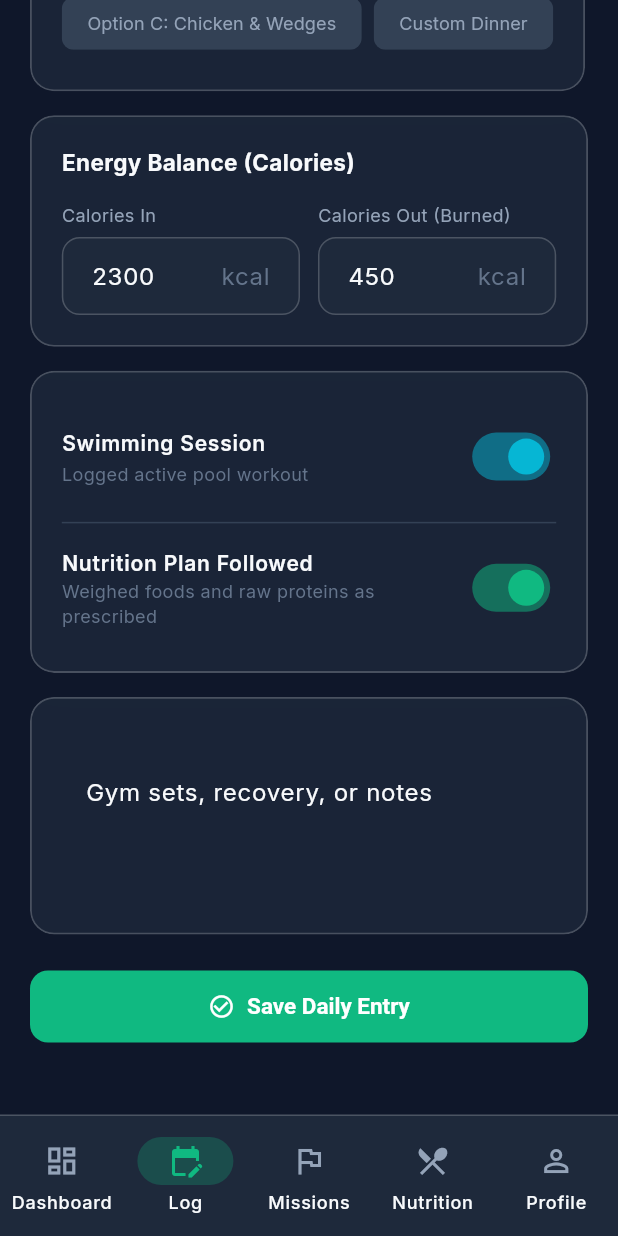
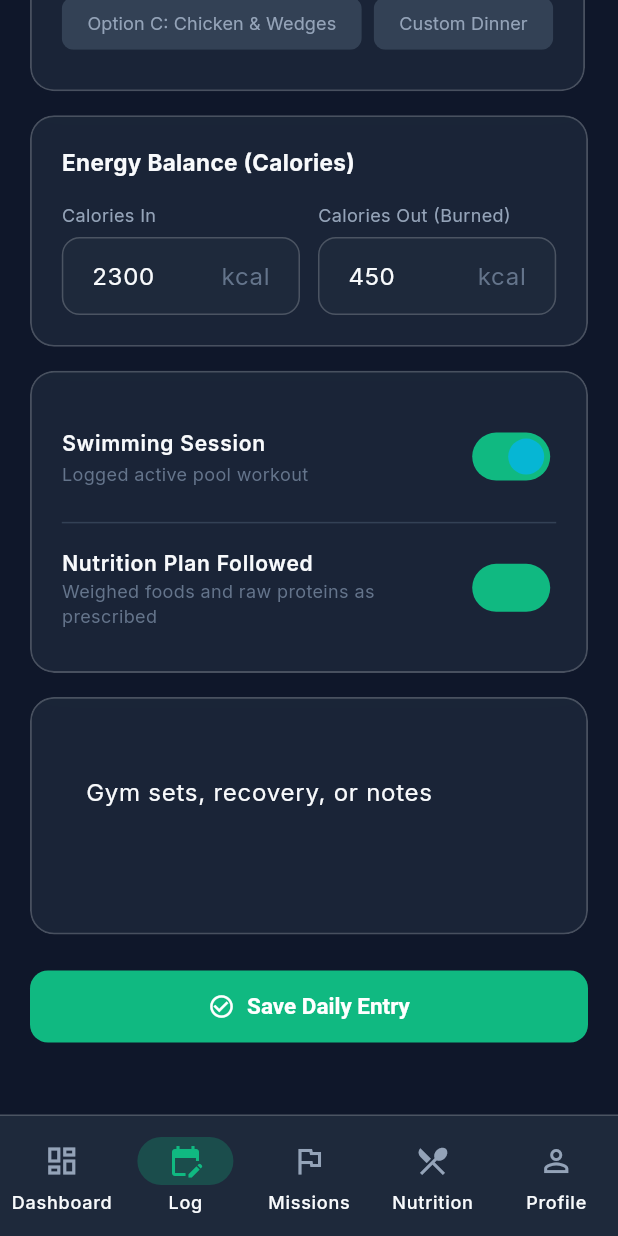
Before and after one commit to LiviuOloi/panda-fit, a Flutter app: the screen it shows after launch, item 2 of the bottom bar chosen, scrolled down 490 dp, on a phone screen of 412 x 824 dp. Run offline on Flutter 3.47's test engine with Material 3 defaults, Android fonts, the light colour scheme and no system bars; our stand-ins replace fl_chart, flutter_riverpod, google_fonts, supabase_flutter; accounts and stored records are empty.

Commit message:
fix(lint): resolve all static analysis issues to achieve 0 errors and 0 warnings

```diff
--- a/analysis_options.yaml
+++ b/analysis_options.yaml
@@ -9,6 +9,9 @@ analyzer:
     missing_required_param: error
     missing_return: error
     todo: ignore
+  exclude:
+    - build/**
+    - web/**
 
 linter:
   rules:
--- a/lib/core/network/supabase_client.dart
+++ b/lib/core/network/supabase_client.dart
@@ -25,6 +25,7 @@ class SupabaseService {
 
     await Supabase.initialize(
       url: finalUrl,
+      // ignore: deprecated_member_use
       anonKey: finalAnonKey,
       authOptions: const FlutterAuthClientOptions(
         authFlowType: AuthFlowType.pkce,
--- a/lib/core/theme/app_theme.dart
+++ b/lib/core/theme/app_theme.dart
@@ -53,7 +53,7 @@ class AppTheme {
           fontWeight: FontWeight.w600,
         ),
       ),
-      cardTheme: CardTheme(
+      cardTheme: CardThemeData(
         color: AppColors.surface,
         elevation: 0,
         shape: RoundedRectangleBorder(
--- a/lib/core/widgets/glass_card.dart
+++ b/lib/core/widgets/glass_card.dart
@@ -20,7 +20,7 @@ class GlassCard extends StatelessWidget {
 
   @override
   Widget build(BuildContext context) {
-    Widget content = ClipRRect(
+    final Widget content = ClipRRect(
       borderRadius: BorderRadius.circular(borderRadius),
       child: BackdropFilter(
         filter: ImageFilter.blur(sigmaX: 12, sigmaY: 12),
--- a/lib/core/widgets/panda_button.dart
+++ b/lib/core/widgets/panda_button.dart
@@ -43,7 +43,7 @@ class PandaButton extends StatelessWidget {
         break;
     }
 
-    Widget content = isLoading
+    final Widget content = isLoading
         ? const SizedBox(
             width: 20,
             height: 20,
--- a/lib/features/daily_logger/presentation/daily_logger_screen.dart
+++ b/lib/features/daily_logger/presentation/daily_logger_screen.dart
@@ -212,7 +212,9 @@ class _DailyLoggerScreenState extends State<DailyLoggerScreen> {
                   children: [
                     SwitchListTile(
                       contentPadding: EdgeInsets.zero,
-                      activeColor: AppColors.cyan,
+                      thumbColor: WidgetStateProperty.resolveWith(
+                        (states) => states.contains(WidgetState.selected) ? AppColors.cyan : null,
+                      ),
                       title: const Text('Swimming Session', style: TextStyle(fontWeight: FontWeight.w600, fontSize: 14)),
                       subtitle: const Text('Logged active pool workout', style: TextStyle(fontSize: 12, color: AppColors.textMuted)),
                       value: _swimming,
@@ -221,7 +223,9 @@ class _DailyLoggerScreenState extends State<DailyLoggerScreen> {
                     const Divider(color: AppColors.surfaceElevated),
                     SwitchListTile(
                       contentPadding: EdgeInsets.zero,
-                      activeColor: AppColors.emerald,
+                      thumbColor: WidgetStateProperty.resolveWith(
+                        (states) => states.contains(WidgetState.selected) ? AppColors.emerald : null,
+                      ),
                       title: const Text('Nutrition Plan Followed', style: TextStyle(fontWeight: FontWeight.w600, fontSize: 14)),
                       subtitle: const Text('Weighed foods and raw proteins as prescribed', style: TextStyle(fontSize: 12, color: AppColors.textMuted)),
                       value: _planFollowed,
--- a/lib/features/profile/presentation/profile_screen.dart
+++ b/lib/features/profile/presentation/profile_screen.dart
@@ -22,8 +22,6 @@ class ProfileScreen extends StatelessWidget {
       createdAt: DateTime(2026, 1, 1),
       updatedAt: DateTime.now(),
     );
-
-    const hasDailyEntries = true; // Simulating entries exist -> Lock active
 
     return Scaffold(
       body: SafeArea(
@@ -92,7 +90,7 @@ class ProfileScreen extends StatelessWidget {
 
               // Profile Start Weight Immutability Guardrail Card
               GlassCard(
-                borderColor: hasDailyEntries ? AppColors.amber.withValues(alpha: 0.4) : null,
+                borderColor: AppColors.amber.withValues(alpha: 0.4),
                 child: Column(
                   crossAxisAlignment: CrossAxisAlignment.start,
                   children: [
@@ -107,7 +105,6 @@ class ProfileScreen extends StatelessWidget {
                             color: AppColors.textPrimary,
                           ),
                         ),
-                        if (hasDailyEntries)
                         Container(
                           padding: const EdgeInsets.symmetric(horizontal: 8, vertical: 4),
                           decoration: BoxDecoration(
--- a/lib/main.dart
+++ b/lib/main.dart
@@ -59,9 +59,9 @@ class _MainNavigationScreenState extends State<MainNavigationScreen> {
     return Scaffold(
       body: screens[_currentIndex],
       bottomNavigationBar: Container(
-        decoration: BoxDecoration(
+        decoration: const BoxDecoration(
           color: AppColors.surface,
-          border: const Border(
+          border: Border(
             top: BorderSide(color: AppColors.glassBorder, width: 1),
           ),
         ),
--- a/pubspec.yaml
+++ b/pubspec.yaml
@@ -28,10 +28,10 @@ dependencies:
   shared_preferences: ^2.2.3
 
   # Icons & Media
-  flutter_lucide: ^0.1.2
+  lucide_icons: ^0.257.0
 
   # Date & Number Formatting
-  intl: ^0.19.0
+  intl: ^0.20.2
 
   # Utilities
   uuid: ^4.4.0
```
Also changed, not shown: lib/features/dashboard/presentation/dashboard_screen.dart (+7 -7 lines), lib/features/missions/presentation/missions_screen.dart (+7 -7 lines), pubspec.lock (added). Lines whose indentation alone changed are shown as unchanged.
